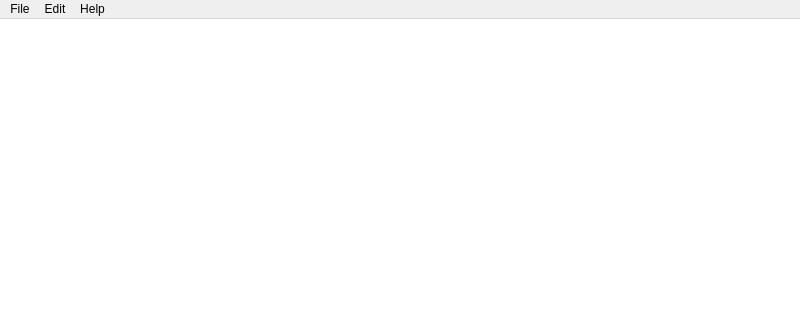
The window that src/mainwindow.ui (CamK06/QNotepad) describes before a commit, drawn with Qt 5; both pictures show x 0 to 800 and y 0 to 320 of the 800 by 600 pixel window.
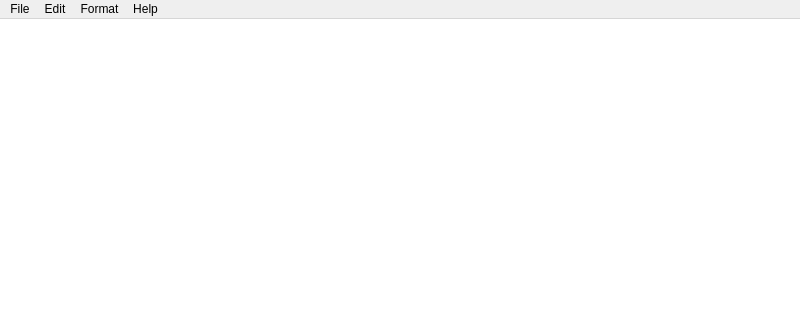
The same window after the commit.

Commit message: Add word wrapping

What changed in the file:
```diff
--- a/src/mainwindow.ui
+++ b/src/mainwindow.ui
@@ -89,8 +89,15 @@
     <addaction name="editCopy"/>
     <addaction name="editPaste"/>
    </widget>
+   <widget class="QMenu" name="menuFormat">
+    <property name="title">
+     <string>Format</string>
+    </property>
+    <addaction name="formatWordWrap"/>
+   </widget>
    <addaction name="menuFile"/>
    <addaction name="menuEdit"/>
+   <addaction name="menuFormat"/>
    <addaction name="menuHelp"/>
   </widget>
   <action name="fileOpen">
```
Left out of the diff: 10 changed lines with no effect on the pictures. The commit also changes 2 other files.
